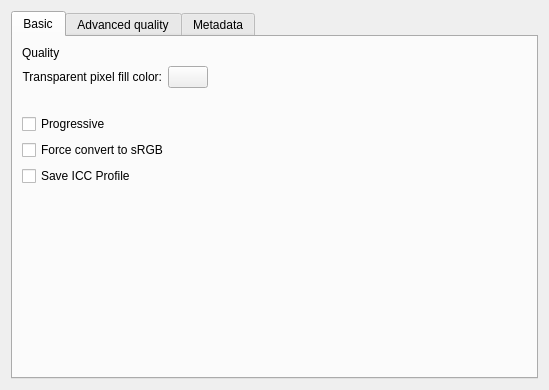
This is plugins/impex/jpeg/kis_wdg_options_jpeg.ui in KDE/krita as Qt 5 draws it before an edit. The edited form follows.
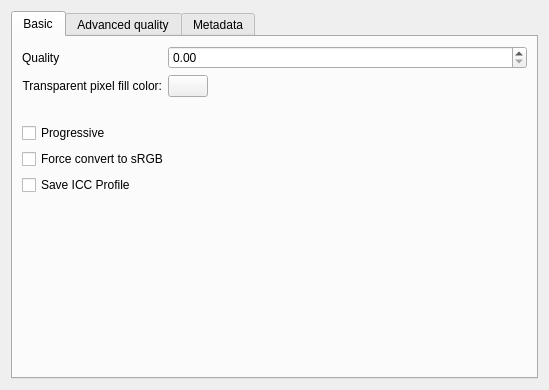
This is the edited form. Custom widgets are drawn as their Qt base class.

Commit message:
ui: Fix Designer not rendering KisDoubleSliderSpinBox as QDoubleSpinBox
Part-of: <https://invent.kde.org/graphics/krita/-/merge_requests/1742>

What changed in the file:
```diff
--- a/plugins/impex/jpeg/kis_wdg_options_jpeg.ui
+++ b/plugins/impex/jpeg/kis_wdg_options_jpeg.ui
@@ -368,7 +368,7 @@
  <customwidgets>
   <customwidget>
    <class>KisDoubleSliderSpinBox</class>
-   <extends>QWidget</extends>
+   <extends>QDoubleSpinBox</extends>
    <header>kis_slider_spin_box.h</header>
    <container>1</container>
   </customwidget>
```
The commit also changes 54 other files.
